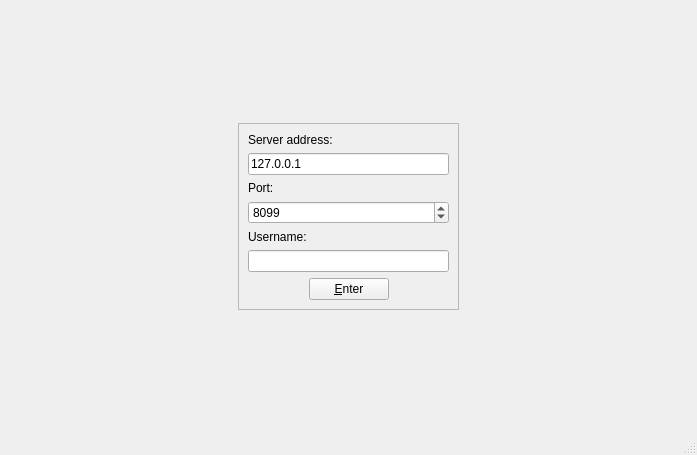
HamedMasafi/Neuron, file RpcChat/client/clientwindow.ui: the form before one commit.
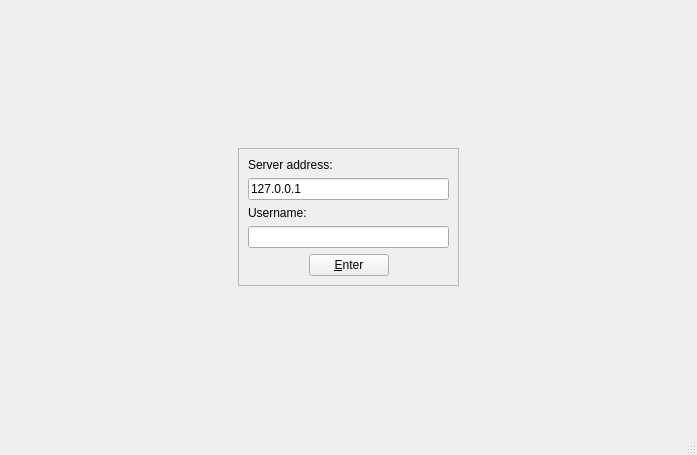
The form after the commit.

Diff of the .ui file:
```diff
--- a/RpcChat/client/clientwindow.ui
+++ b/RpcChat/client/clientwindow.ui
@@ -73,23 +73,6 @@
                </property>
               </widget>
              </item>
-             <item>
-              <widget class="QLabel" name="label_2">
-               <property name="text">
-                <string>Port:</string>
-               </property>
-              </widget>
-             </item>
-             <item>
-              <widget class="QSpinBox" name="spinBoxPort">
-               <property name="maximum">
-                <number>20000</number>
-               </property>
-               <property name="value">
-                <number>8099</number>
-               </property>
-              </widget>
-             </item>
              <item>
               <widget class="QLabel" name="label_3">
                <property name="text">
```
Left out of the diff: 2 changed lines with no effect on the pictures.
